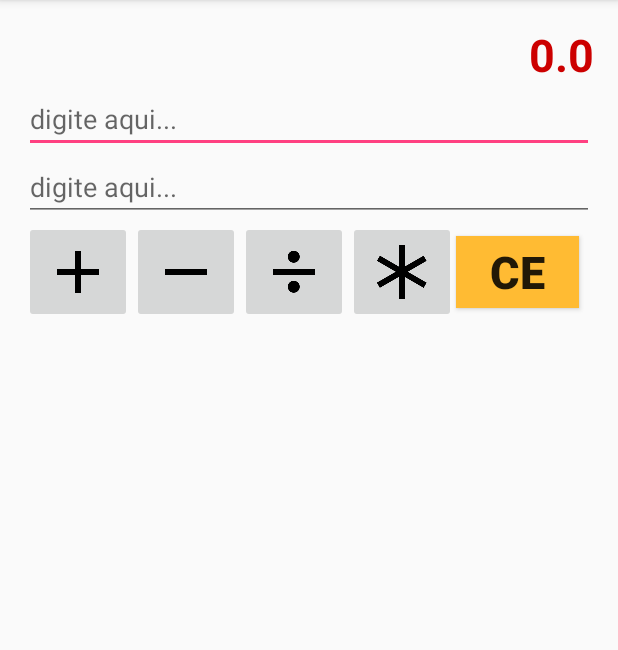
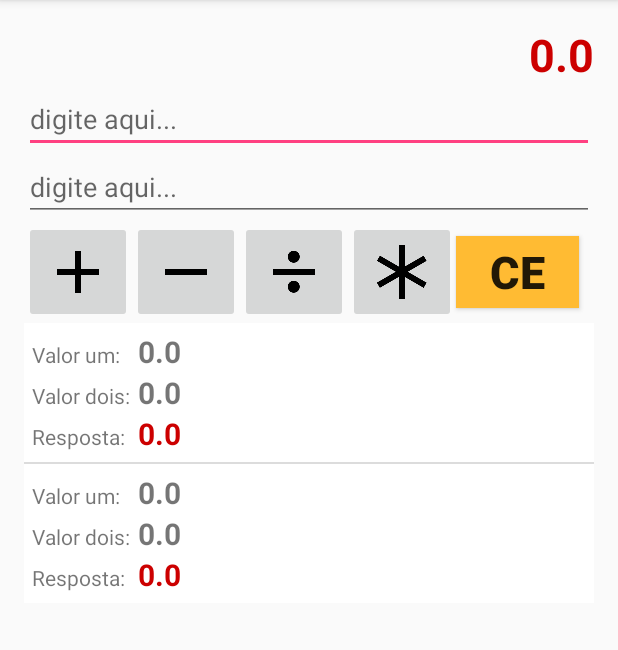
Before and after one commit to brunohkd/Android, an Android app: the screen it shows after launch (PrincipalActivity), after a tap on "CE", on a phone screen of 412 x 824 dp, the part 84-734 px from its top. Run offline under Robolectric (Android 15) with nearby library versions, the phone set to English and light mode, and no system bars; 1 other tap on this screen came first.

Commit message:
Implementado o ListView com o notify.

```diff
--- a/app/src/main/java/com/martin/calculadorasimples/PrincipalActivity.java
+++ b/app/src/main/java/com/martin/calculadorasimples/PrincipalActivity.java
@@ -16,10 +16,11 @@ import com.martin.calculadorasimples.entidade.Calculo;
 import com.martin.calculadorasimples.persistencia.DbConexao;
 
 public class PrincipalActivity extends AppCompatActivity implements View.OnClickListener {
-    ImageButton adicaoButton, subtracaoButton, multiplicacaoButton, divisaoButton;
-    Button limpaButton;
-    EditText valorUmEditText, valorDoisEditText;
-    TextView respostaTextView;
+    private ImageButton adicaoButton, subtracaoButton, multiplicacaoButton, divisaoButton;
+    private Button limpaButton;
+    private EditText valorUmEditText, valorDoisEditText;
+    private TextView respostaTextView;
+    private AdapterListaResultados adapterListaResultados;
 
     @Override
     protected void onCreate(Bundle savedInstanceState) {
@@ -44,7 +45,8 @@ public class PrincipalActivity extends AppCompatActivity implements View.OnClick
 
 
         ListView listView = (ListView) findViewById(R.id.listView);
-        listView.setAdapter(new AdapterListaResultados(this));
+        adapterListaResultados = new AdapterListaResultados(this);
+        listView.setAdapter(adapterListaResultados);
 
     }
 
@@ -87,6 +89,7 @@ public class PrincipalActivity extends AppCompatActivity implements View.OnClick
         Calculo calculo = new Calculo(valorUm, valorDois, resultado);
         DbConexao dbConexao = new DbConexao(this);
         dbConexao.inserir(calculo);
+        adapterListaResultados.notifyDataSetChanged();
 
     }
 }
--- a/app/src/main/java/com/martin/calculadorasimples/adaptador/AdapterListaResultados.java
+++ b/app/src/main/java/com/martin/calculadorasimples/adaptador/AdapterListaResultados.java
@@ -48,7 +48,7 @@ public class AdapterListaResultados extends BaseAdapter {
 
         TextView valorUmTextView = (TextView) view.findViewById(R.id.valorUmTextView);
         TextView valorDoisTextView = (TextView) view.findViewById(R.id.valorDoisTextView);
-        TextView operadorTextView = (TextView) view.findViewById(R.id.operadorTextView);
+        //TextView operadorTextView = (TextView) view.findViewById(R.id.operadorTextView);
         TextView respostaTextView = (TextView) view.findViewById(R.id.RespostaTextView);
 
         Calculo calculo = (Calculo) getItem(i);
@@ -56,7 +56,7 @@ public class AdapterListaResultados extends BaseAdapter {
 
         valorUmTextView.setText(String.valueOf(calculo.getValorUm()));
         valorDoisTextView.setText(String.valueOf(calculo.getValorDois()));
-        operadorTextView.setText("Não registrado!!!!");
+        //operadorTextView.setText("Não registrado!!!!");
         respostaTextView.setText(String.valueOf(calculo.getResposta()));
 
         return view;
--- a/app/src/main/res/layout/item_listview.xml
+++ b/app/src/main/res/layout/item_listview.xml
@@ -1,7 +1,9 @@
 <?xml version="1.0" encoding="utf-8"?>
 <TableLayout xmlns:android="http://schemas.android.com/apk/res/android"
     android:orientation="vertical" android:layout_width="match_parent"
-    android:layout_height="match_parent">
+    android:layout_height="match_parent"
+    android:background="@android:color/white"
+    android:padding="5dp">
 
     <!--Valor um-->
     <TableRow
@@ -25,7 +27,7 @@
     </TableRow>
 
 
-    <!-- Operador -->
+    <!-- Operador
     <TableRow
         android:layout_width="match_parent"
         android:layout_height="match_parent">
@@ -45,7 +47,7 @@
             android:textSize="20dp"
             android:textStyle="bold" />
     </TableRow>
-
+-->
 
     <!--Valor dois-->
     <TableRow
```
